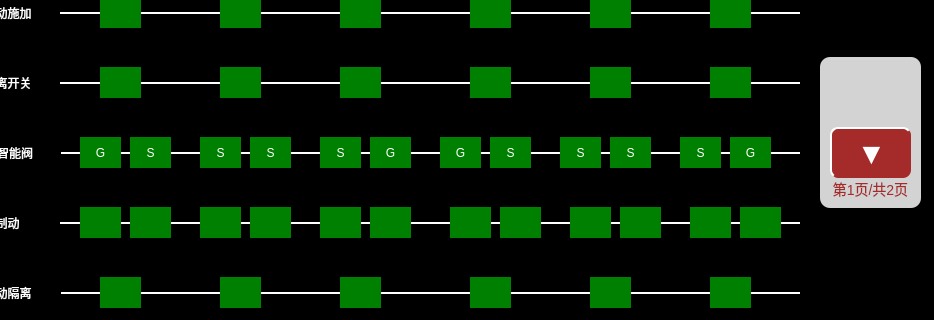
mayue-crrc/ShenyangMetro9DB, file vehicleebcupage.ui: the form before one commit; both pictures show x 90 to 1024 and y 193 to 513 of the 1024 by 513 pixel window.
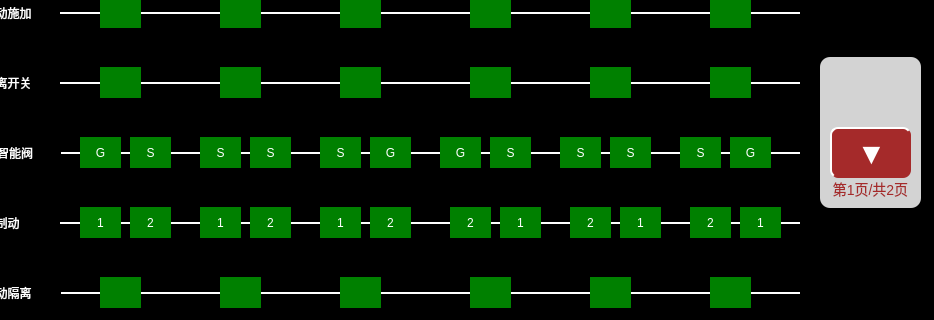
The form after the commit.

The edit to the form file:
```diff
--- a/vehicleebcupage.ui
+++ b/vehicleebcupage.ui
@@ -904,7 +904,7 @@
     </rect>
    </property>
    <property name="text">
-    <string/>
+    <string>1</string>
    </property>
    <property name="alignment">
     <set>Qt::AlignCenter</set>
@@ -920,7 +920,7 @@
     </rect>
    </property>
    <property name="text">
-    <string/>
+    <string>2</string>
    </property>
    <property name="alignment">
     <set>Qt::AlignCenter</set>
@@ -936,7 +936,7 @@
     </rect>
    </property>
    <property name="text">
-    <string/>
+    <string>2</string>
    </property>
    <property name="alignment">
     <set>Qt::AlignCenter</set>
@@ -952,7 +952,7 @@
     </rect>
    </property>
    <property name="text">
-    <string/>
+    <string>1</string>
    </property>
    <property name="alignment">
     <set>Qt::AlignCenter</set>
@@ -968,7 +968,7 @@
     </rect>
    </property>
    <property name="text">
-    <string/>
+    <string>1</string>
    </property>
    <property name="alignment">
     <set>Qt::AlignCenter</set>
@@ -984,7 +984,7 @@
     </rect>
    </property>
    <property name="text">
-    <string/>
+    <string>2</string>
    </property>
    <property name="alignment">
     <set>Qt::AlignCenter</set>
@@ -1320,7 +1320,7 @@
     </rect>
    </property>
    <property name="text">
-    <string/>
+    <string>1</string>
    </property>
    <property name="alignment">
     <set>Qt::AlignCenter</set>
@@ -1336,7 +1336,7 @@
     </rect>
    </property>
    <property name="text">
-    <string/>
+    <string>2</string>
    </property>
    <property name="alignment">
     <set>Qt::AlignCenter</set>
@@ -1352,7 +1352,7 @@
     </rect>
    </property>
    <property name="text">
-    <string/>
+    <string>1</string>
    </property>
    <property name="alignment">
     <set>Qt::AlignCenter</set>
@@ -1368,7 +1368,7 @@
     </rect>
    </property>
    <property name="text">
-    <string/>
+    <string>2</string>
    </property>
    <property name="alignment">
     <set>Qt::AlignCenter</set>
@@ -1384,7 +1384,7 @@
     </rect>
    </property>
    <property name="text">
-    <string/>
+    <string>2</string>
    </property>
    <property name="alignment">
     <set>Qt::AlignCenter</set>
@@ -1400,7 +1400,7 @@
     </rect>
    </property>
    <property name="text">
-    <string/>
+    <string>1</string>
    </property>
    <property name="alignment">
     <set>Qt::AlignCenter</set>
```
